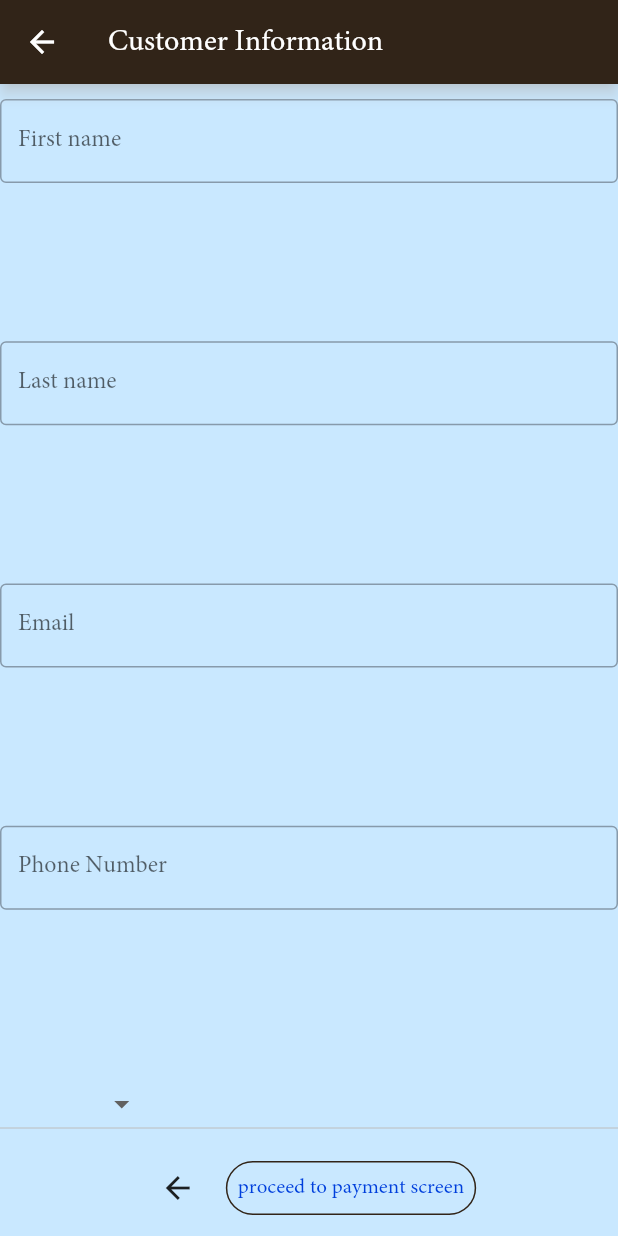
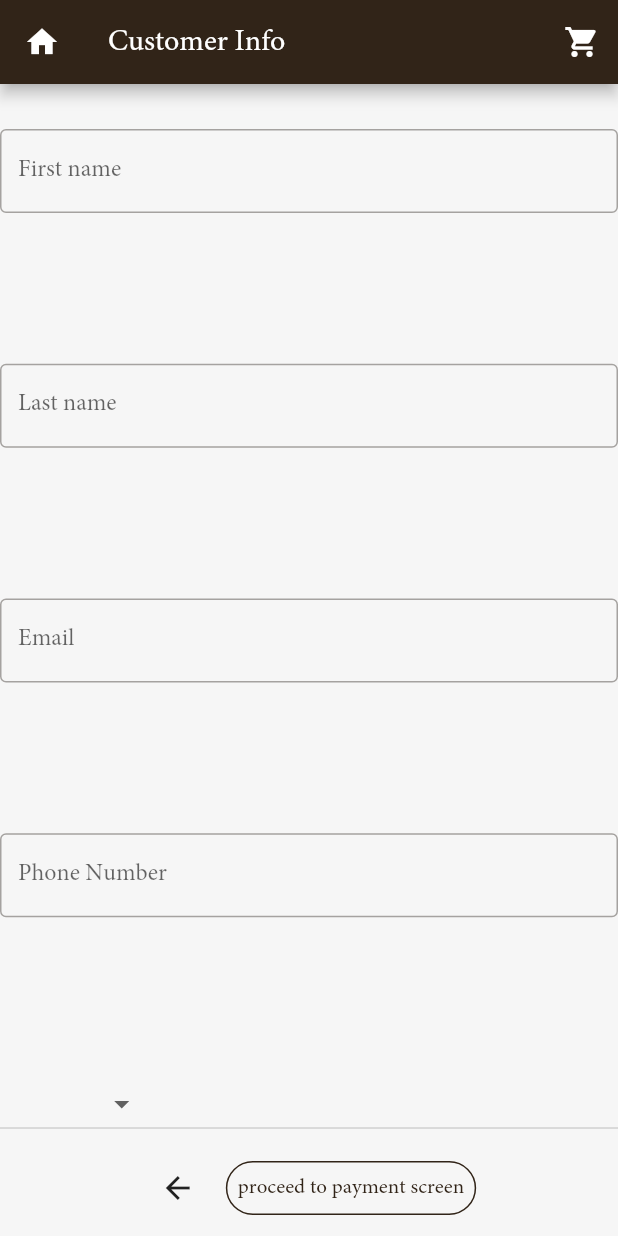
Before and after one commit to CJOckwig/Human_Interfaces_Project, a Flutter app: the CustomerInfoPage screen opened directly, on a phone screen of 412 x 824 dp. Run offline on Flutter 3.47's test engine with Material 2 defaults, Android fonts, the phone set to English and light mode, and no system bars; missing offline and left inert: dart:html.

```diff
--- a/lib/data/customer.dart
+++ /dev/null
@@ -1,4 +0,0 @@
-import '../models/customer.dart';
-
-// All the drinks that can be sold
-Map customer = {};
--- a/lib/models/customer.dart
+++ b/lib/models/customer.dart
@@ -9,13 +9,13 @@ enum store { sioux_Falls, brookings }
 
 // ignore: empty_constructor_bodies, empty_constructor_bodies
 class Customer {
-  late String first_Name;
-  late String last_Name;
-  late String phone_Number;
-  late String email;
-  late store Location;
+  final String first_Name;
+  final String last_Name;
+  final String phone_Number;
+  final String email;
+  final store Location;
 
-  var first_name;
+  //var first_name;
 
   Customer({
     required this.first_Name,
--- a/lib/pages/customer_info_page.dart
+++ b/lib/pages/customer_info_page.dart
@@ -2,6 +2,11 @@
 // ignore_for_file: prefer_const_constructors
 
 import 'package:flutter/material.dart';
+import 'package:provider/provider.dart';
+//pages imports
+import '../pages/products_overview_page.dart';
+import '../pages/cart_page.dart';
+import '../providers/cust_provider.dart';
 import '../data/globals.dart';
 
 class CustomerInfoPage extends StatelessWidget {
@@ -11,17 +16,36 @@ class CustomerInfoPage extends StatelessWidget {
   @override
   Widget build(BuildContext context) {
     var selectedOption;
+    //final cust = Provider.of<Customer>(context);
     return Scaffold(
         appBar: AppBar(
-          title: const Text('Customer Information'),
-          backgroundColor: Globals.caribouBrown,
-          shadowColor: Globals.caribouLightGrey,
+          leading: IconButton(
+            icon: const Icon(
+              Icons.home,
+            ),
+            onPressed: () => Navigator.pushNamed(
+              context,
+              ProductsOverviewPage.routeName,
+            ),
+          ),
+          title: const Text('Customer Info'),
+          actions: <Widget>[
+            IconButton(
+              icon: const Icon(
+                Icons.shopping_cart,
+              ),
+              onPressed: () => Navigator.pushNamed(
+                context,
+                CartPage.routeName,
+              ),
+            ),
+          ],
         ),
         body: Column(
           crossAxisAlignment: CrossAxisAlignment.stretch,
           mainAxisSize: MainAxisSize.min,
           children: [
-            Padding(padding: EdgeInsets.all(5)),
+            Padding(padding: EdgeInsets.all(15)),
             SizedBox(width: 16),
             Expanded(
               child: TextField(
--- /dev/null
+++ b/lib/providers/cust_provider.dart
@@ -0,0 +1,5 @@
+import 'package:flutter/material.dart';
+
+class Customer with ChangeNotifier {
+  notifyListeners();
+}
```
Also changed, not shown: lib/main.dart (+11 -5 lines), lib/pages/payment_info_page.dart (+56 -4 lines).
